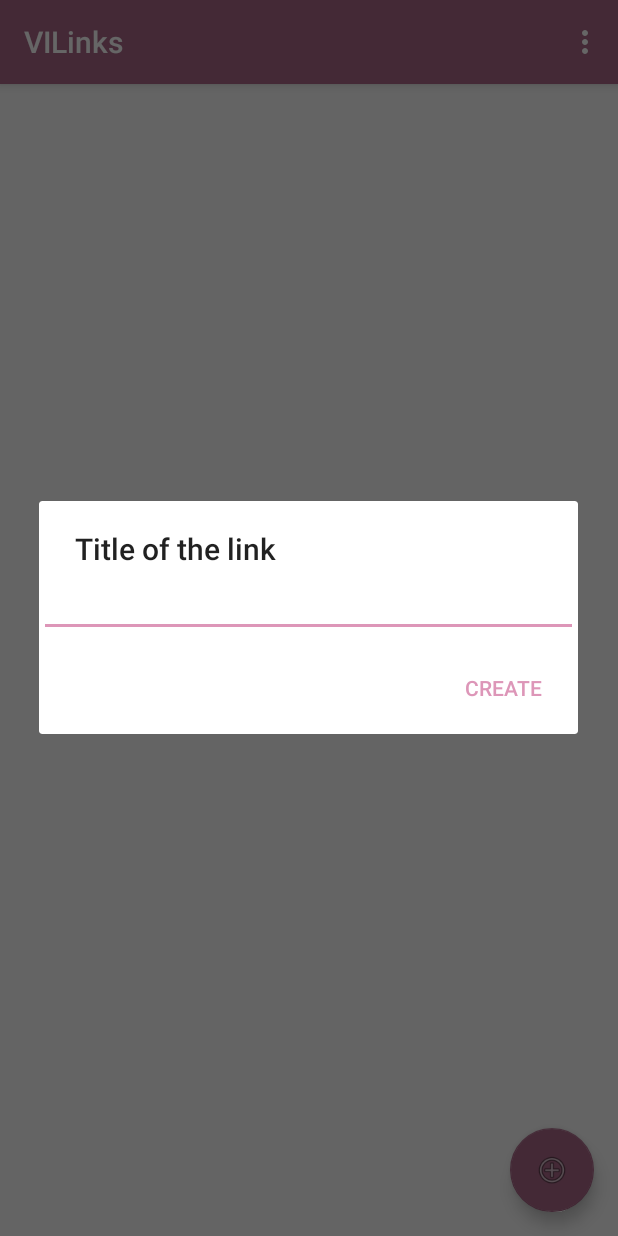
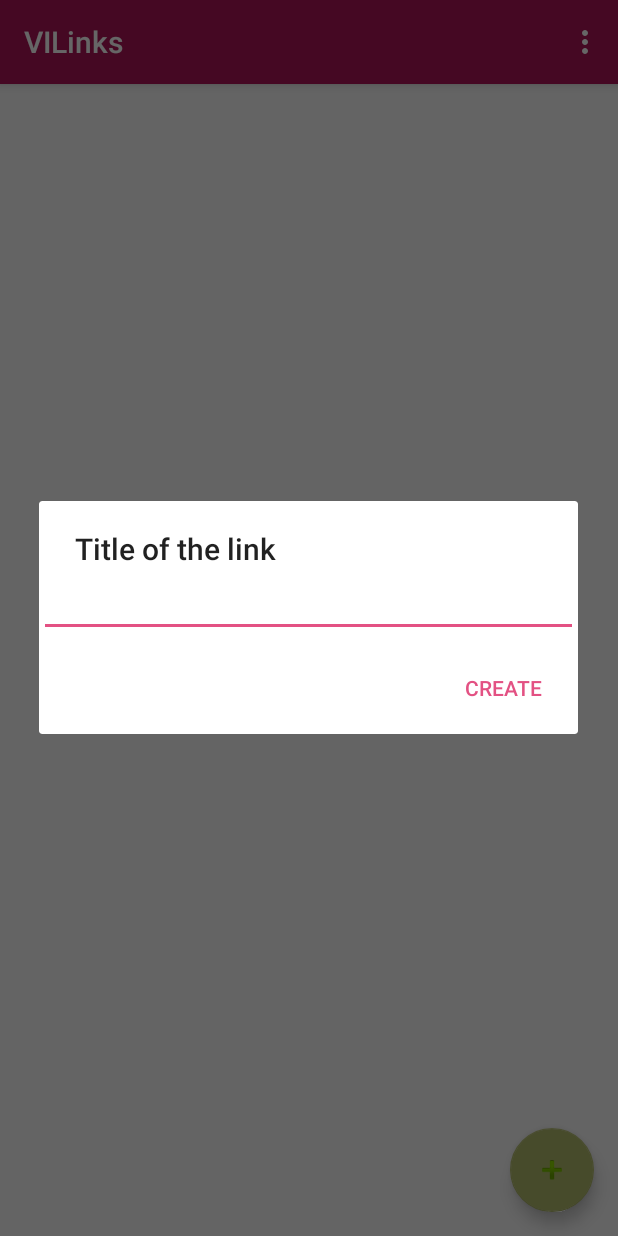
Before and after one commit to Rituzka/VILinks, an Android app: the screen it shows after launch (LinkListActivity), after a tap on an icon or button, on a phone screen of 412 x 824 dp. Run offline under Robolectric (Android 15) with nearby library versions, the phone set to English and light mode, and no system bars.

Commit message:
change app colors theme

```diff
--- a/app/src/main/res/layout/activity_list_links.xml
+++ b/app/src/main/res/layout/activity_list_links.xml
@@ -29,7 +29,7 @@
         android:layout_height="wrap_content"
         android:layout_gravity="bottom|end"
         android:layout_margin="16dp"
-        android:src="@android:drawable/ic_menu_add"
-        app:backgroundTint="@color/colorPrimary" />
+        android:src="@android:drawable/ic_input_add"
+        app:backgroundTint="@color/secondaryDarkColor" />
 
 </androidx.coordinatorlayout.widget.CoordinatorLayout>
--- a/app/src/main/res/values/colors.xml
+++ b/app/src/main/res/values/colors.xml
@@ -1,6 +1,14 @@
-<?xml version="1.0" encoding="utf-8"?>
-<resources>
-    <color name="colorPrimary">#aa6788</color>
-    <color name="colorPrimaryDark">#793b5b</color>
-    <color name="colorAccent">#dd96b8</color>
+<?xml version="1.0"?>
+
+    <resources>
+
+    <color name="primaryColor">#ad1457</color>
+    <color name="primaryLightColor">#e35183</color>
+    <color name="primaryDarkColor">#78002e</color>
+    <color name="secondaryColor">#e6ee9c</color>
+    <color name="secondaryLightColor">#ffffce</color>
+    <color name="secondaryDarkColor">#b3bc6d</color>
+    <color name="primaryTextColor">#ffffff</color>
+    <color name="secondaryTextColor">#000000</color>
+
 </resources>
--- a/app/src/main/res/values/styles.xml
+++ b/app/src/main/res/values/styles.xml
@@ -2,9 +2,9 @@
     <!-- Base application theme. -->
     <style name="AppTheme" parent="Theme.AppCompat.Light.DarkActionBar">
         <!-- Customize your theme here. -->
-        <item name="colorPrimary">@color/colorPrimary</item>
-        <item name="colorPrimaryDark">@color/colorPrimaryDark</item>
-        <item name="colorAccent">@color/colorAccent</item>
+        <item name="colorPrimary">@color/primaryColor</item>
+        <item name="colorPrimaryDark">@color/primaryDarkColor</item>
+        <item name="colorAccent">@color/primaryLightColor</item>
     </style>
 
     <style name="AppTheme.NoActionBar">
```
